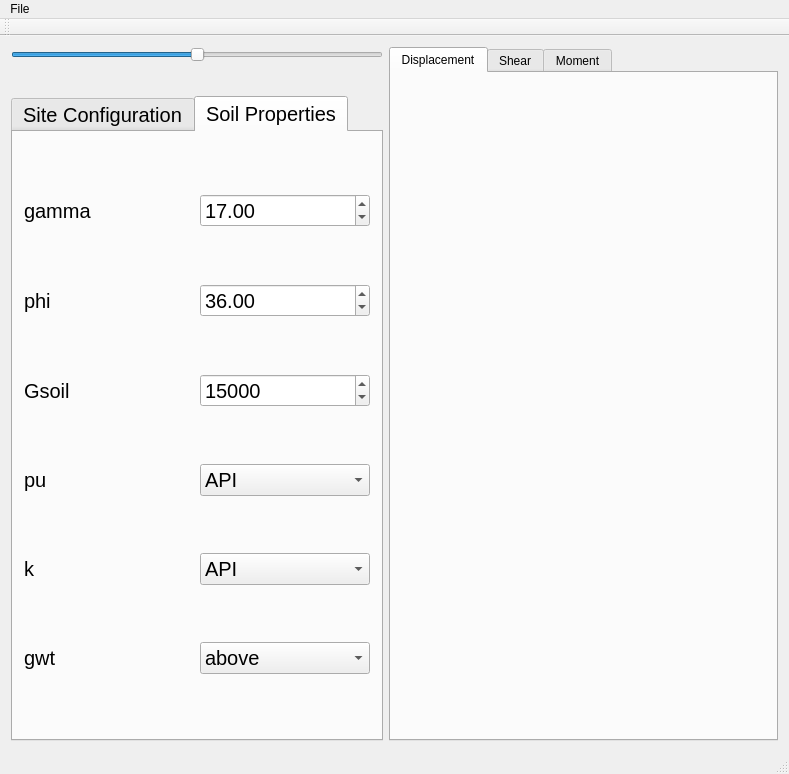
This is mainwindow.ui in NHERI-SimCenter/PileGroupTool as Qt 5 draws it before an edit. The edited form follows.
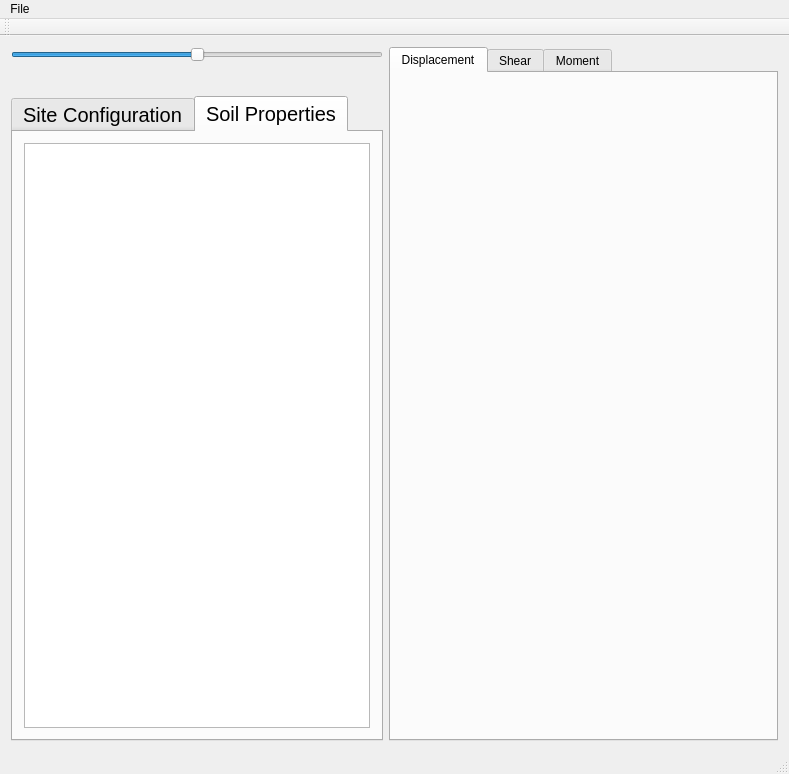
This is the edited form. The open tabs and pages were chosen to show the change. Icons and pictures are not drawn. Custom widgets are drawn as their Qt base class.

Commit message: Added the soil layers table, modified the project file to be able to compile on Linux

Patch:
```diff
--- a/mainwindow.ui
+++ b/mainwindow.ui
@@ -232,130 +232,7 @@
          </attribute>
          <layout class="QGridLayout" name="gridLayout_2">
           <item row="0" column="0">
-           <widget class="QLabel" name="gammmaLabel">
-            <property name="text">
-             <string>gamma</string>
-            </property>
-           </widget>
-          </item>
-          <item row="0" column="1">
-           <widget class="QDoubleSpinBox" name="gammaValue">
-            <property name="minimum">
-             <double>1.000000000000000</double>
-            </property>
-            <property name="value">
-             <double>17.000000000000000</double>
-            </property>
-           </widget>
-          </item>
-          <item row="1" column="0">
-           <widget class="QLabel" name="phiLabel">
-            <property name="text">
-             <string>phi</string>
-            </property>
-           </widget>
-          </item>
-          <item row="1" column="1">
-           <widget class="QDoubleSpinBox" name="phiValue">
-            <property name="value">
-             <double>36.000000000000000</double>
-            </property>
-           </widget>
-          </item>
-          <item row="2" column="0">
-           <widget class="QLabel" name="gSoilLabel">
-            <property name="text">
-             <string>Gsoil</string>
-            </property>
-           </widget>
-          </item>
-          <item row="2" column="1">
-           <widget class="QDoubleSpinBox" name="gSoilValue">
-            <property name="decimals">
-             <number>0</number>
-            </property>
-            <property name="minimum">
-             <double>10.000000000000000</double>
-            </property>
-            <property name="maximum">
-             <double>100001.000000000000000</double>
-            </property>
-            <property name="singleStep">
-             <double>100.000000000000000</double>
-            </property>
-            <property name="value">
-             <double>15000.000000000000000</double>
-            </property>
-           </widget>
-          </item>
-          <item row="3" column="0">
-           <widget class="QLabel" name="puLabel">
-            <property name="text">
-             <string>pu</string>
-            </property>
-           </widget>
-          </item>
-          <item row="3" column="1">
-           <widget class="QComboBox" name="puValue">
-            <property name="currentText">
-             <string notr="true">API</string>
-            </property>
-            <property name="currentIndex">
-             <number>0</number>
-            </property>
-            <item>
-             <property name="text">
-              <string>API</string>
-             </property>
-            </item>
-            <item>
-             <property name="text">
-              <string>Hansen</string>
-             </property>
-            </item>
-           </widget>
-          </item>
-          <item row="4" column="0">
-           <widget class="QLabel" name="kLabel">
-            <property name="text">
-             <string>k</string>
-            </property>
-           </widget>
-          </item>
-          <item row="4" column="1">
-           <widget class="QComboBox" name="kValue">
-            <item>
-             <property name="text">
-              <string>API</string>
-             </property>
-            </item>
-            <item>
-             <property name="text">
-              <string>Boulanger</string>
-             </property>
-            </item>
-           </widget>
-          </item>
-          <item row="5" column="0">
-           <widget class="QLabel" name="gwtLabel">
-            <property name="text">
-             <string>gwt</string>
-            </property>
-           </widget>
-          </item>
-          <item row="5" column="1">
-           <widget class="QComboBox" name="gwtValue">
-            <item>
-             <property name="text">
-              <string>above</string>
-             </property>
-            </item>
-            <item>
-             <property name="text">
-              <string>below</string>
-             </property>
-            </item>
-           </widget>
+           <widget class="QTableWidget" name="matTable"/>
           </item>
          </layout>
         </widget>
```
Left out of the diff: 10 changed lines with no effect on the pictures. The commit also changes 6 other files.
